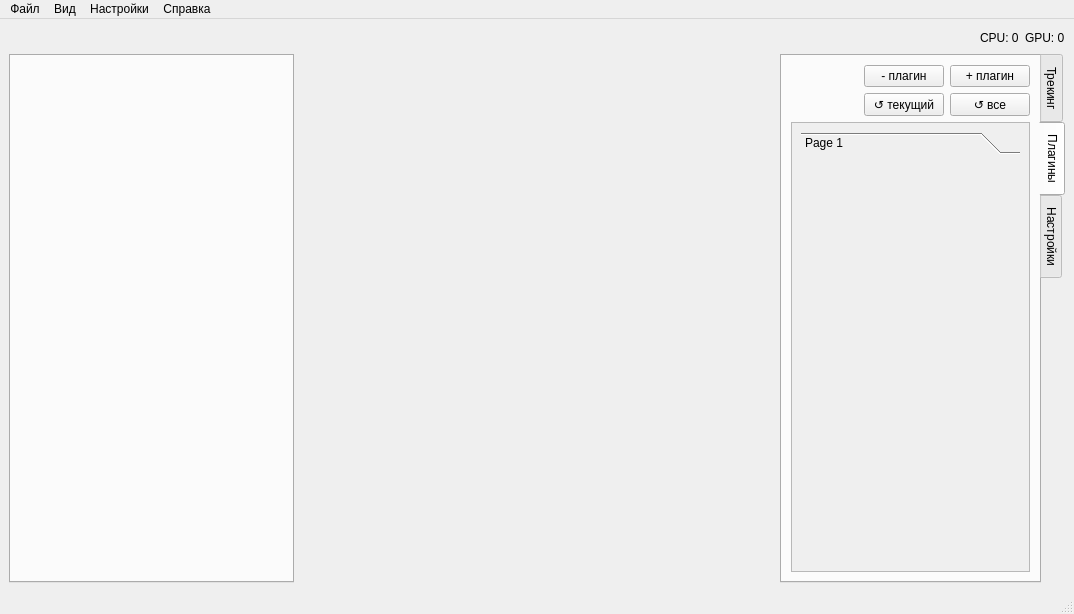
This is ui/mainwindow.ui in SpaceBirbMan/RCubiqStudio as Qt 5 draws it before an edit. The edited form follows.
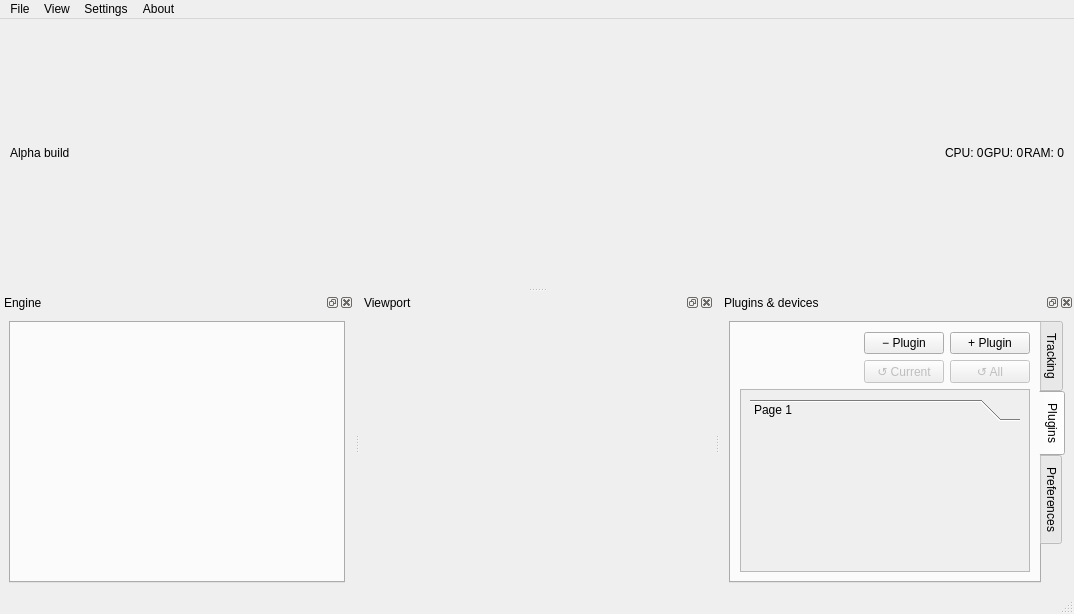
This is the edited form. The open tabs and pages were chosen to show the change. Icons and pictures are not drawn.

Commit message: Added OBS virtual camera, changed some plugins mechanisms

What changed in the file:
```diff
--- a/ui/mainwindow.ui
+++ b/ui/mainwindow.ui
@@ -20,12 +20,49 @@
      <verstretch>0</verstretch>
     </sizepolicy>
    </property>
-   <layout class="QGridLayout" name="gridLayout_2" columnstretch="3,5,3">
-    <item row="1" column="1">
-     <widget class="QWidget" name="viewport" native="true"/>
-    </item>
-    <item row="0" column="2">
+   <property name="maximumSize">
+    <size>
+     <width>16777215</width>
+     <height>16777215</height>
+    </size>
+   </property>
+   <property name="baseSize">
+    <size>
+     <width>0</width>
+     <height>40</height>
+    </size>
+   </property>
+   <layout class="QVBoxLayout" name="verticalLayout_10" stretch="5">
+    <property name="leftMargin">
+     <number>10</number>
+    </property>
+    <property name="topMargin">
+     <number>0</number>
+    </property>
+    <property name="rightMargin">
+     <number>10</number>
+    </property>
+    <property name="bottomMargin">
+     <number>0</number>
+    </property>
+    <item>
      <layout class="QHBoxLayout" name="horizontalLayout_5">
+      <property name="spacing">
+       <number>0</number>
+      </property>
+      <item>
+       <widget class="QLabel" name="upper_message_label">
+        <property name="maximumSize">
+         <size>
+          <width>16777215</width>
+          <height>16777215</height>
+         </size>
+        </property>
+        <property name="text">
+         <string>Alpha build</string>
+        </property>
+       </widget>
+      </item>
       <item>
        <spacer name="horizontalSpacer">
         <property name="orientation">
@@ -53,10 +90,82 @@
         </property>
        </widget>
       </item>
+      <item>
+       <widget class="QLabel" name="ram_label">
+        <property name="text">
+         <string>RAM: 0</string>
+        </property>
+       </widget>
+      </item>
      </layout>
     </item>
-    <item row="1" column="0">
+   </layout>
+  </widget>
+  <widget class="QMenuBar" name="menubar">
+   <property name="geometry">
+    <rect>
+     <x>0</x>
+     <y>0</y>
+     <width>1074</width>
+     <height>25</height>
+    </rect>
+   </property>
+   <widget class="QMenu" name="menu">
+    <property name="title">
+     <string>File</string>
+    </property>
+    <addaction name="newSetupMenuButton"/>
+    <addaction name="saveAsSetupMenuButton"/>
+   </widget>
+   <widget class="QMenu" name="menu_2">
+    <property name="title">
+     <string>View</string>
+    </property>
+    <addaction name="actionViewDockEngine"/>
+    <addaction name="actionViewDockViewport"/>
+    <addaction name="actionViewDockPlugins"/>
+   </widget>
+   <widget class="QMenu" name="menu_3">
+    <property name="title">
+     <string>About</string>
+    </property>
+   </widget>
+   <widget class="QMenu" name="menu_4">
+    <property name="title">
+     <string>Settings</string>
+    </property>
+    <addaction name="action_Render_API"/>
+    <addaction name="action"/>
+   </widget>
+   <addaction name="menu"/>
+   <addaction name="menu_2"/>
+   <addaction name="menu_4"/>
+   <addaction name="menu_3"/>
+  </widget>
+  <widget class="QStatusBar" name="statusbar"/>
+  <widget class="QDockWidget" name="dockWidget">
+   <property name="sizePolicy">
+    <sizepolicy hsizetype="Maximum" vsizetype="Maximum">
+     <horstretch>0</horstretch>
+     <verstretch>0</verstretch>
+    </sizepolicy>
+   </property>
+   <property name="windowTitle">
+    <string>Engine</string>
+   </property>
+   <property name="dockLocation">
+    <enum>Qt::BottomDockWidgetArea</enum>
+   </property>
+   <attribute name="dockWidgetArea">
+    <number>8</number>
+   </attribute>
+   <widget class="QWidget" name="dockWidgetContents">
+    <layout class="QHBoxLayout" name="horizontalLayout">
+     <item>
      <widget class="QTabWidget" name="leftPanel">
+       <property name="styleSheet">
+        <string notr="true"/>
+       </property>
       <property name="tabPosition">
        <enum>QTabWidget::West</enum>
       </property>
@@ -68,7 +177,59 @@
       </property>
      </widget>
     </item>
-    <item row="1" column="2">
+    </layout>
+   </widget>
+  </widget>
+  <widget class="QDockWidget" name="dockWidgetViewport">
+   <property name="sizePolicy">
+    <sizepolicy hsizetype="Maximum" vsizetype="Maximum">
+     <horstretch>0</horstretch>
+     <verstretch>0</verstretch>
+    </sizepolicy>
+   </property>
+   <property name="windowTitle">
+    <string>Viewport</string>
+   </property>
+   <property name="dockLocation">
+    <enum>Qt::BottomDockWidgetArea</enum>
+   </property>
+   <attribute name="dockWidgetArea">
+    <number>8</number>
+   </attribute>
+   <widget class="QWidget" name="dockWidgetViewportContent">
+    <layout class="QVBoxLayout" name="verticalLayout_3">
+     <item>
+      <widget class="QWidget" name="viewport" native="true">
+       <property name="minimumSize">
+        <size>
+         <width>30</width>
+         <height>0</height>
+        </size>
+       </property>
+      </widget>
+     </item>
+    </layout>
+   </widget>
+  </widget>
+  <widget class="QDockWidget" name="dockWidget_3">
+   <property name="sizePolicy">
+    <sizepolicy hsizetype="Maximum" vsizetype="Maximum">
+     <horstretch>0</horstretch>
+     <verstretch>0</verstretch>
+    </sizepolicy>
+   </property>
+   <property name="windowTitle">
+    <string>Plugins &amp; devices</string>
+   </property>
+   <property name="dockLocation">
+    <enum>Qt::BottomDockWidgetArea</enum>
+   </property>
+   <attribute name="dockWidgetArea">
+    <number>8</number>
+   </attribute>
+   <widget class="QWidget" name="dockWidgetContents_3">
+    <layout class="QVBoxLayout" name="verticalLayout_9">
+     <item>
      <widget class="QTabWidget" name="rightPanel">
       <property name="tabPosition">
        <enum>QTabWidget::East</enum>
@@ -78,7 +239,7 @@
       </property>
       <widget class="QWidget" name="bindsTab">
        <attribute name="title">
-        <string>Трекинг</string>
+         <string>Tracking</string>
        </attribute>
        <layout class="QVBoxLayout" name="verticalLayout_2">
         <property name="leftMargin">
@@ -141,7 +302,7 @@
       </widget>
       <widget class="QWidget" name="pluginsTab">
        <attribute name="title">
-        <string>Плагины</string>
+         <string>Plugins</string>
        </attribute>
        <layout class="QVBoxLayout" name="verticalLayout_7" stretch="1,1,15">
         <item>
@@ -162,14 +323,14 @@
           <item>
            <widget class="QPushButton" name="deletePlugin">
             <property name="text">
-             <string>- плагин</string>
+              <string>− Plugin</string>
             </property>
            </widget>
           </item>
           <item>
            <widget class="QPushButton" name="addPlugin">
             <property name="text">
-             <string>+ плагин</string>
+              <string>+ Plugin</string>
             </property>
            </widget>
           </item>
@@ -192,15 +353,21 @@
           </item>
           <item>
            <widget class="QPushButton" name="reloadPlugin">
+             <property name="enabled">
+              <bool>false</bool>
+             </property>
             <property name="text">
-             <string>↺ текущий</string>
+              <string>↺ Current</string>
             </property>
            </widget>
           </item>
           <item>
            <widget class="QPushButton" name="reloadAllPlugins">
+             <property name="enabled">
+              <bool>false</bool>
+             </property>
             <property name="text">
-             <string>↺ все</string>
+              <string>↺ All</string>
             </property>
            </widget>
           </item>
@@ -216,8 +383,8 @@
             <rect>
              <x>0</x>
              <y>0</y>
-             <width>222</width>
-             <height>447</height>
+              <width>280</width>
+              <height>393</height>
             </rect>
            </property>
            <layout class="QVBoxLayout" name="verticalLayout_8">
@@ -231,8 +398,8 @@
                 <rect>
                  <x>0</x>
                  <y>0</y>
-                 <width>200</width>
-                 <height>390</height>
+                  <width>258</width>
+                  <height>336</height>
                 </rect>
                </property>
                <attribute name="label">
@@ -249,7 +416,7 @@
       </widget>
       <widget class="QWidget" name="preferencesTab">
        <attribute name="title">
-        <string>Настройки</string>
+         <string>Preferences</string>
        </attribute>
        <layout class="QVBoxLayout" name="verticalLayout_5">
         <item>
@@ -310,46 +477,11 @@
     </item>
    </layout>
   </widget>
-  <widget class="QMenuBar" name="menubar">
-   <property name="geometry">
-    <rect>
-     <x>0</x>
-     <y>0</y>
-     <width>1074</width>
-     <height>25</height>
-    </rect>
-   </property>
-   <widget class="QMenu" name="menu">
-    <property name="title">
-     <string>Файл</string>
-    </property>
-    <addaction name="newFileMenuButton"/>
-    <addaction name="saveFileMenuButton"/>
-   </widget>
-   <widget class="QMenu" name="menu_2">
-    <property name="title">
-     <string>Вид</string>
-    </property>
-   </widget>
-   <widget class="QMenu" name="menu_3">
-    <property name="title">
-     <string>Справка</string>
-    </property>
-   </widget>
-   <widget class="QMenu" name="menu_4">
-    <property name="title">
-     <string>Настройки</string>
-    </property>
-    <addaction name="action_Render_API"/>
-    <addaction name="action"/>
-   </widget>
-   <addaction name="menu"/>
-   <addaction name="menu_2"/>
-   <addaction name="menu_4"/>
-   <addaction name="menu_3"/>
-  </widget>
-  <widget class="QStatusBar" name="statusbar"/>
-  <action name="newFileMenuButton">
+  </widget>
+  <action name="newSetupMenuButton">
+   <property name="icon">
+    <iconset theme="QIcon::ThemeIcon::DocumentNew"/>
+   </property>
    <property name="text">
     <string>Новый файл</string>
    </property>
```
Left out of the diff: 97 changed lines with no effect on the pictures. Lines whose indentation alone changed are shown as unchanged. The commit also changes 47 other files.
